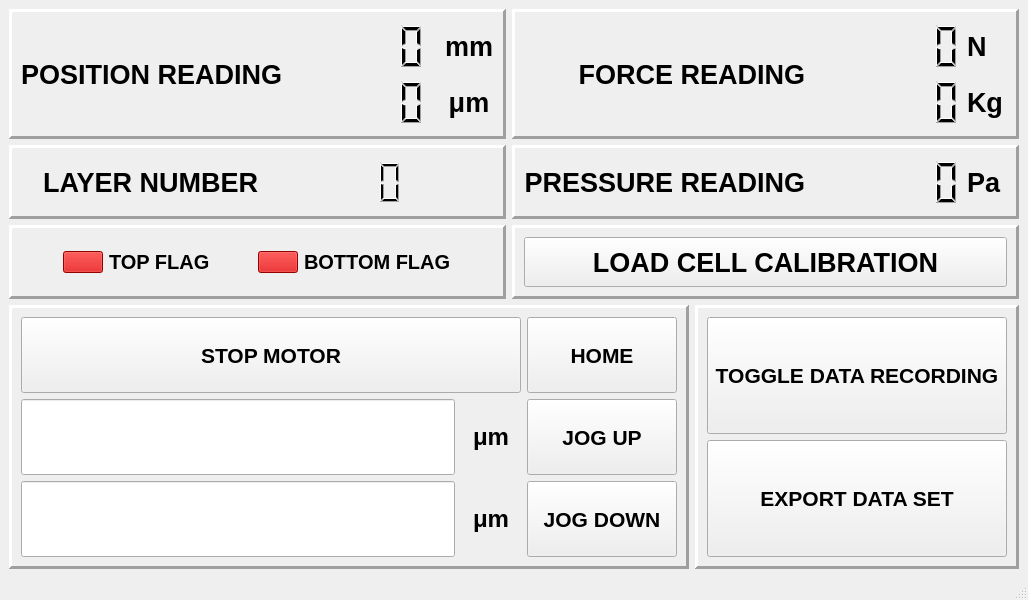
Old version of the form newBlackBetty.ui in the repository georgeExotic/BlackBetty_v2.
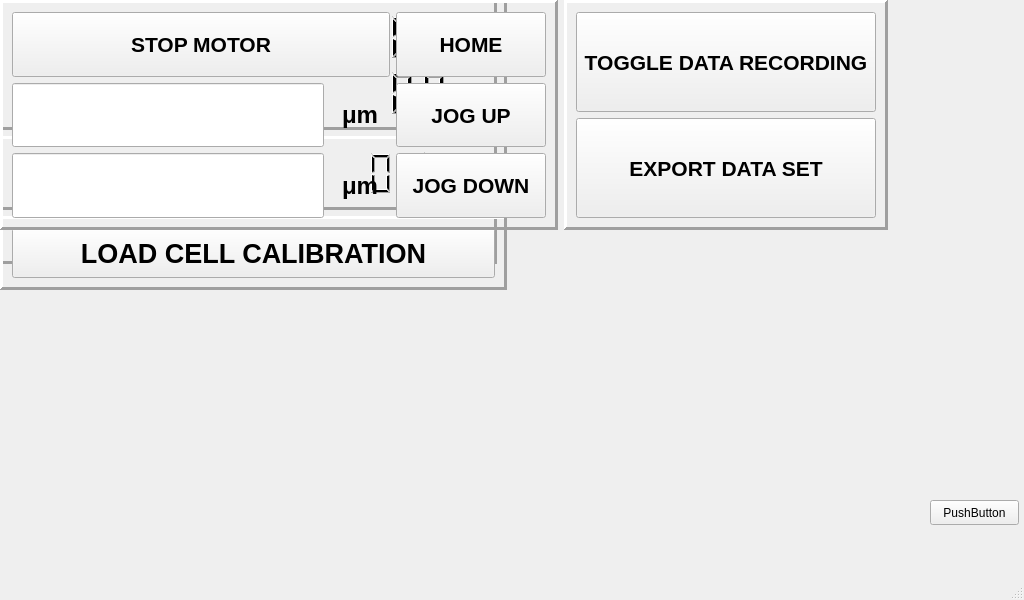
New version of the form.

The edit to the form file:
```diff
--- a/newBlackBetty.ui
+++ b/newBlackBetty.ui
@@ -32,8 +32,20 @@
      <verstretch>0</verstretch>
     </sizepolicy>
    </property>
-   <layout class="QGridLayout" name="gridLayout_14">
-    <item row="0" column="0">
+   <widget class="QPushButton" name="pushButton">
+    <property name="geometry">
+     <rect>
+      <x>930</x>
+      <y>500</y>
+      <width>89</width>
+      <height>25</height>
+     </rect>
+    </property>
+    <property name="text">
+     <string>PushButton</string>
+    </property>
+   </widget>
+   <widget class="QWidget" name="">
      <layout class="QGridLayout" name="gridLayout_4">
       <item row="0" column="0" colspan="2">
        <layout class="QHBoxLayout" name="horizontalLayout_6">
@@ -413,8 +425,8 @@
        </widget>
       </item>
      </layout>
-    </item>
-    <item row="0" column="1">
+   </widget>
+   <widget class="QWidget" name="">
      <layout class="QHBoxLayout" name="horizontalLayout_9">
       <item>
        <layout class="QGridLayout" name="gridLayout_2">
@@ -790,8 +802,8 @@
        </layout>
       </item>
      </layout>
-    </item>
-    <item row="1" column="0" colspan="2">
+   </widget>
+   <widget class="QWidget" name="">
      <layout class="QHBoxLayout" name="horizontalLayout_10">
       <item>
        <widget class="QFrame" name="frame_6">
@@ -1111,8 +1123,7 @@
        </widget>
       </item>
      </layout>
-    </item>
-   </layout>
+   </widget>
   </widget>
   <widget class="QStatusBar" name="statusbar"/>
  </widget>
```
Lines whose indentation alone changed are shown as unchanged.
